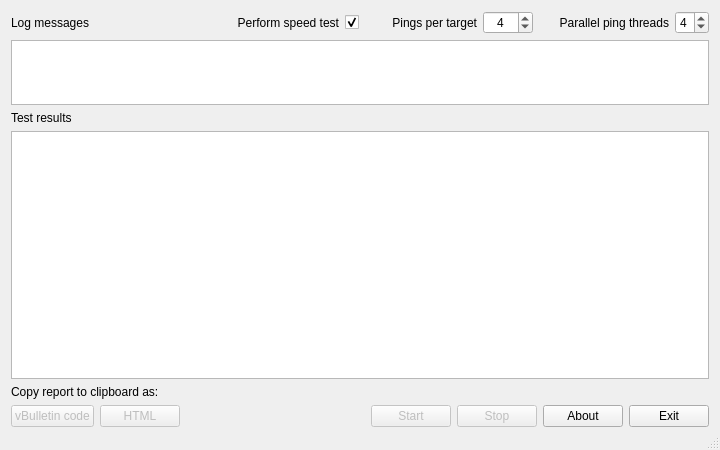
Qt form mainwindow.ui (AlexGidarakos/QSpeedTest) before a commit.
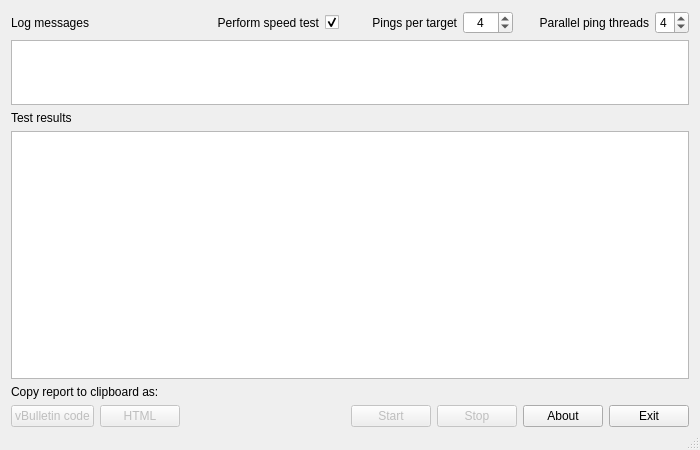
The same form after that commit.

```diff
--- a/mainwindow.ui
+++ b/mainwindow.ui
@@ -6,7 +6,7 @@
    <rect>
     <x>0</x>
     <y>0</y>
-    <width>720</width>
+    <width>700</width>
     <height>450</height>
    </rect>
   </property>
@@ -119,6 +119,9 @@
       <property name="undoRedoEnabled">
        <bool>false</bool>
       </property>
+      <property name="lineWrapMode">
+       <enum>QPlainTextEdit::NoWrap</enum>
+      </property>
       <property name="readOnly">
        <bool>true</bool>
       </property>
@@ -229,6 +232,9 @@
       <property name="undoRedoEnabled">
        <bool>false</bool>
       </property>
+      <property name="lineWrapMode">
+       <enum>QPlainTextEdit::NoWrap</enum>
+      </property>
       <property name="readOnly">
        <bool>true</bool>
       </property>
```
Left out of the diff: 2 changed lines with no effect on the pictures.
